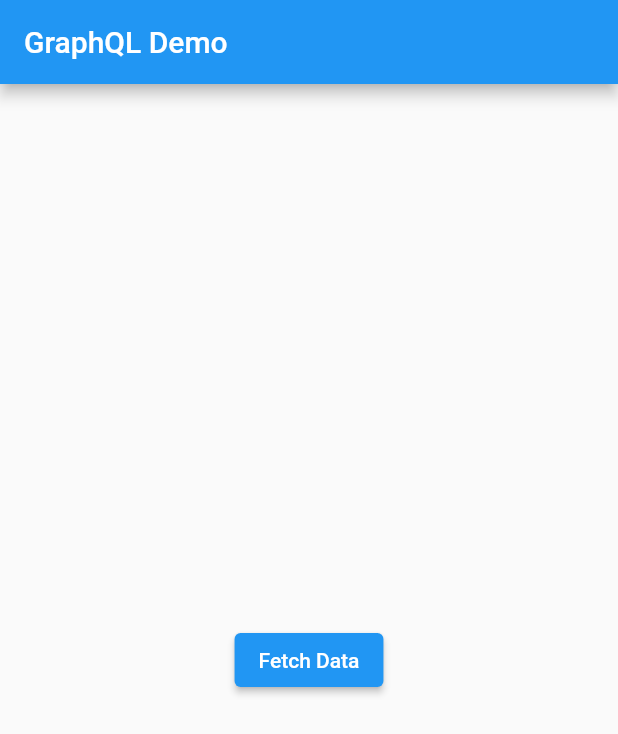
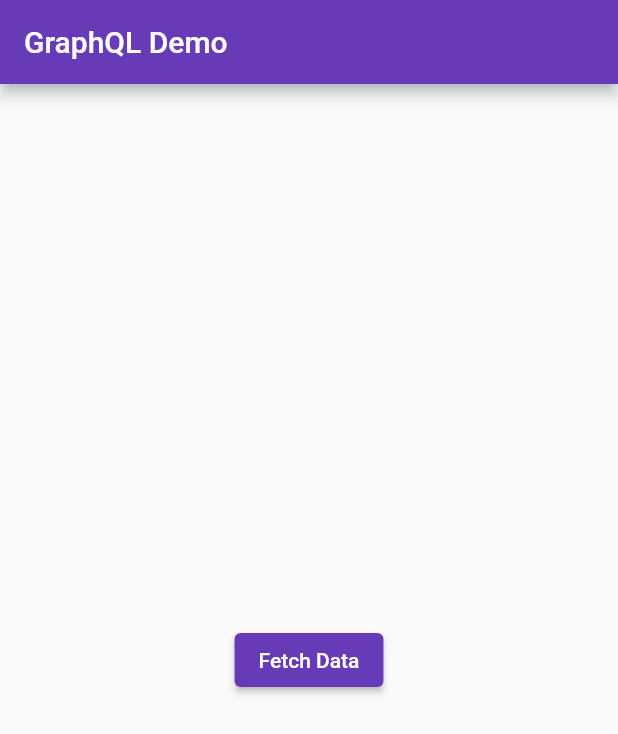
Before and after one commit to vincentmontano/flutter_graphql, a Flutter app: the screen it shows after launch, on a phone screen of 412 x 824 dp. Shown: the top 734 px of the screen. Run offline on Flutter 3.47's test engine with Material 2 defaults, Android fonts, the phone set to English and light mode, and no system bars; our stand-ins replace flutter_bloc, graphql_flutter.

```diff
--- /dev/null
+++ b/lib/bloc/character_event.dart
@@ -0,0 +1,5 @@
+part of 'character_bloc.dart';
+
+abstract class CharacterEvent {}
+
+class FetchCharacterDataEvent extends CharacterEvent {}
--- /dev/null
+++ b/lib/bloc/character_state.dart
@@ -0,0 +1,19 @@
+part of 'character_bloc.dart';
+
+abstract class CharacterState {}
+
+class CharacterInitial extends CharacterState {}
+
+class CharacterLoading extends CharacterState {}
+
+class CharacterLoaded extends CharacterState {
+  final List<dynamic> characters;
+
+  CharacterLoaded({required this.characters});
+}
+
+class CharacterError extends CharacterState {
+  final String errorMessage;
+
+  CharacterError({required this.errorMessage});
+}
--- /dev/null
+++ b/lib/character_bloc.dart
@@ -0,0 +1 @@
+export 'bloc/character_bloc.dart';
--- /dev/null
+++ b/lib/home_page.dart
@@ -0,0 +1,69 @@
+import 'package:flutter/material.dart';
+import 'package:flutter_bloc/flutter_bloc.dart';
+import 'package:flutter_graphql/character_bloc.dart';
+
+class HomePage extends StatelessWidget {
+  const HomePage({
+    Key? key,
+    required this.title,
+  }) : super(key: key);
+  final String title;
+
+  @override
+  Widget build(BuildContext context) {
+    return Scaffold(
+      appBar: AppBar(
+        title: Text(title),
+      ),
+      body: BlocBuilder<CharacterBloc, CharacterState>(
+        builder: (context, state) {
+          if (state is CharacterInitial) {
+            return onCharacterInitial(context);
+          } else if (state is CharacterLoading) {
+            return const CircularProgressIndicator();
+          } else if (state is CharacterLoaded) {
+            return onCharacterLoaded(state);
+          } else if (state is CharacterError) {
+            return Center(
+              child: Text(state.errorMessage),
+            );
+          }
+          return const SizedBox.shrink();
+        },
+      ),
+    );
+  }
+
+  Widget onCharacterLoaded(CharacterLoaded state) {
+    return Padding(
+      padding: const EdgeInsets.all(8.0),
+      child: ListView.builder(
+          itemCount: state.characters.length,
+          itemBuilder: (context, index) {
+            return Card(
+              child: ListTile(
+                leading: Image(
+                  image: NetworkImage(
+                    state.characters[index]['image'],
+                  ),
+                ),
+                title: Text(
+                  state.characters[index]['name'],
+                ),
+              ),
+            );
+          }),
+    );
+  }
+
+  Widget onCharacterInitial(BuildContext context) {
+    return Center(
+      child: ElevatedButton(
+        child: const Text("Fetch Data"),
+        onPressed: () {
+          context.read().add(FetchCharacterDataEvent());
+        },
+      ),
+    );
+  }
+}
--- a/lib/main.dart
+++ b/lib/main.dart
@@ -1,10 +1,14 @@
 import 'package:flutter/material.dart';
 import 'package:flutter_bloc/flutter_bloc.dart';
+import 'package:flutter_graphql/character_bloc.dart';
+import 'package:flutter_graphql/home_page.dart';
 import 'package:graphql_flutter/graphql_flutter.dart';
+
+const String title = 'GraphQL Demo';
 
 void main() async {
   WidgetsFlutterBinding.ensureInitialized();
-  await initHiveForFlutter(); // for cache
+  await initHiveForFlutter();
   runApp(const MyApp());
 }
 
@@ -14,139 +18,14 @@ class MyApp extends StatelessWidget {
   @override
   Widget build(BuildContext context) {
     return MaterialApp(
-      title: 'GraphQL Demo',
+      title: title,
       theme: ThemeData(
-        primarySwatch: Colors.blue,
+        primarySwatch: Colors.deepPurple,
       ),
       home: BlocProvider(
         create: (context) => CharacterBloc(),
-        child: const MyHomePage(title: 'GraphQL Demo'),
+        child: const HomePage(title: title),
       ),
     );
   }
 }
-
-class MyHomePage extends StatelessWidget {
-  const MyHomePage({
-    Key? key,
-    required this.title,
-  }) : super(key: key);
-  final String title;
-
-  @override
-  Widget build(BuildContext context) {
-    return Scaffold(
-      appBar: AppBar(
-        title: Text(title),
-      ),
-      body: BlocBuilder<CharacterBloc, CharacterState>(
-        builder: (context, state) {
-          if (state is CharacterInitial) {
-            return Center(
-              child: ElevatedButton(
-                child: const Text("Fetch Data"),
-                onPressed: () {
-                  BlocProvider.of<CharacterBloc>(context)
-                      .add(FetchCharacterDataEvent());
-                },
-              ),
-            );
-          } else if (state is CharacterLoading) {
-            return const CircularProgressIndicator();
-          } else if (state is CharacterLoaded) {
-            return Padding(
-              padding: const EdgeInsets.all(8.0),
-              child: ListView.builder(
-                  itemCount: state.characters.length,
-                  itemBuilder: (context, index) {
-                    return Card(
-                      child: ListTile(
-                        leading: Image(
-                          image: NetworkImage(
-                            state.characters[index]['image'],
-                          ),
-                        ),
-                        title: Text(
-                          state.characters[index]['name'],
-                        ),
-                      ),
-                    );
-                  }),
-            );
-          } else if (state is CharacterError) {
-            return Center(
-              child: Text(state.errorMessage),
-            );
-          }
-          return const SizedBox.shrink();
-        },
-      ),
-    );
-  }
-}
-
-class CharacterBloc extends Bloc<CharacterEvent, CharacterState> {
-  CharacterBloc() : super(CharacterInitial()) {
-    on<FetchCharacterDataEvent>(_onFetchCharacterDataEvent);
-  }
-
-  Future<void> _onFetchCharacterDataEvent(
-      FetchCharacterDataEvent event, Emitter<CharacterState> emit) async {
-    emit(CharacterLoading());
-    try {
-      HttpLink link = HttpLink("https://rickandmortyapi.com/graphql");
-      GraphQLClient qlClient = GraphQLClient(
-        link: link,
-        cache: GraphQLCache(
-          store: HiveStore(),
-        ),
-      );
-      QueryResult queryResult = await qlClient.query(
-        QueryOptions(
-          document: gql("""
-            query {
-              characters(page: 1) {
-                results {
-                  name
-                  image
-                }
-              }
-            }
-            """),
-        ),
-      );
-
-      if (queryResult.hasException) {
-        throw Exception(queryResult.exception!.graphqlErrors.toString());
-      }
-
-      List<dynamic> characters = queryResult.data!['characters']['results'];
-
-      emit(CharacterLoaded(characters: characters));
-    } catch (e) {
-      emit(CharacterError(errorMessage: e.toString()));
-    }
-  }
-}
-
-abstract class CharacterEvent {}
-
-class FetchCharacterDataEvent extends CharacterEvent {}
-
-abstract class CharacterState {}
-
-class CharacterInitial extends CharacterState {}
-
-class CharacterLoading extends CharacterState {}
-
-class CharacterLoaded extends CharacterState {
-  final List<dynamic> characters;
-
-  CharacterLoaded({required this.characters});
-}
-
-class CharacterError extends CharacterState {
-  final String errorMessage;
-
-  CharacterError({required this.errorMessage});
-}
```
Also changed, not shown: lib/bloc/character_bloc.dart (added, +51 -0 lines).
